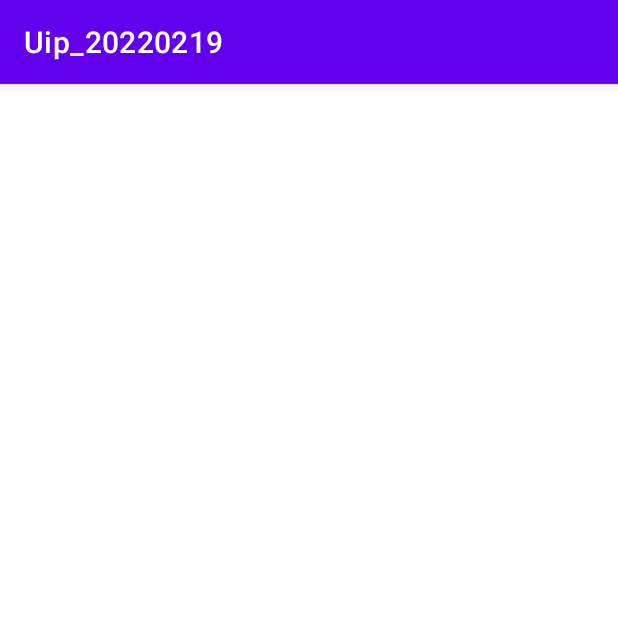
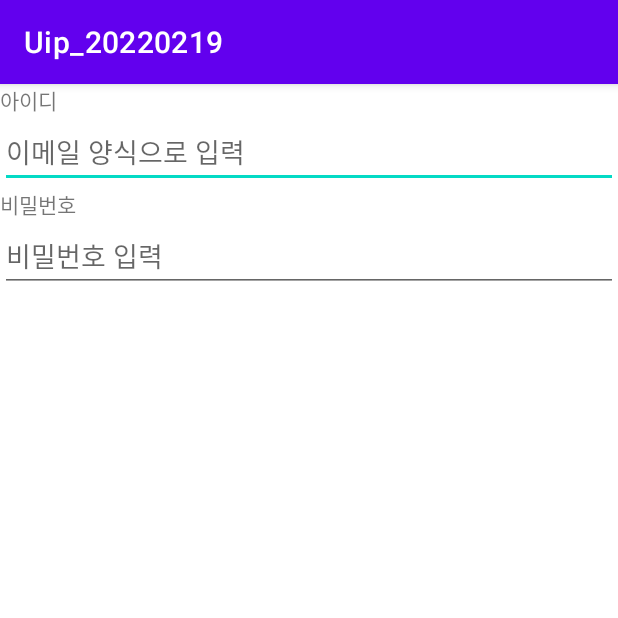
Before and after one commit to skyoo1226/Uip_20220219, an Android app: the screen it shows after launch (MainActivity), on a phone screen of 412 x 824 dp, the top half of it. Run offline under Robolectric (Android 15) with nearby library versions, the phone set to English and light mode, and no system bars.

Commit message:
Edittext 체험중   - input type 속성

```diff
--- a/app/src/main/res/layout/activity_main.xml
+++ b/app/src/main/res/layout/activity_main.xml
@@ -8,6 +8,27 @@
     android:orientation="vertical"
     tools:context=".MainActivity">
 
+   <TextView
+       android:layout_width="wrap_content"
+       android:layout_height="wrap_content"
+       android:text="아이디" />
+
+    <EditText
+        android:hint="이메일 양식으로 입력"
+        android:layout_width="match_parent"
+        android:inputType="textEmailAddress"
+        android:layout_height="wrap_content" />
+
+    <TextView
+        android:layout_width="wrap_content"
+        android:layout_height="wrap_content"
+        android:text="비밀번호" />
+
+    <EditText
+        android:layout_width="match_parent"
+        android:layout_height="wrap_content"
+        android:inputType="textPassword"
+        android:hint="비밀번호 입력"/>
 
 
 </LinearLayout>
```
